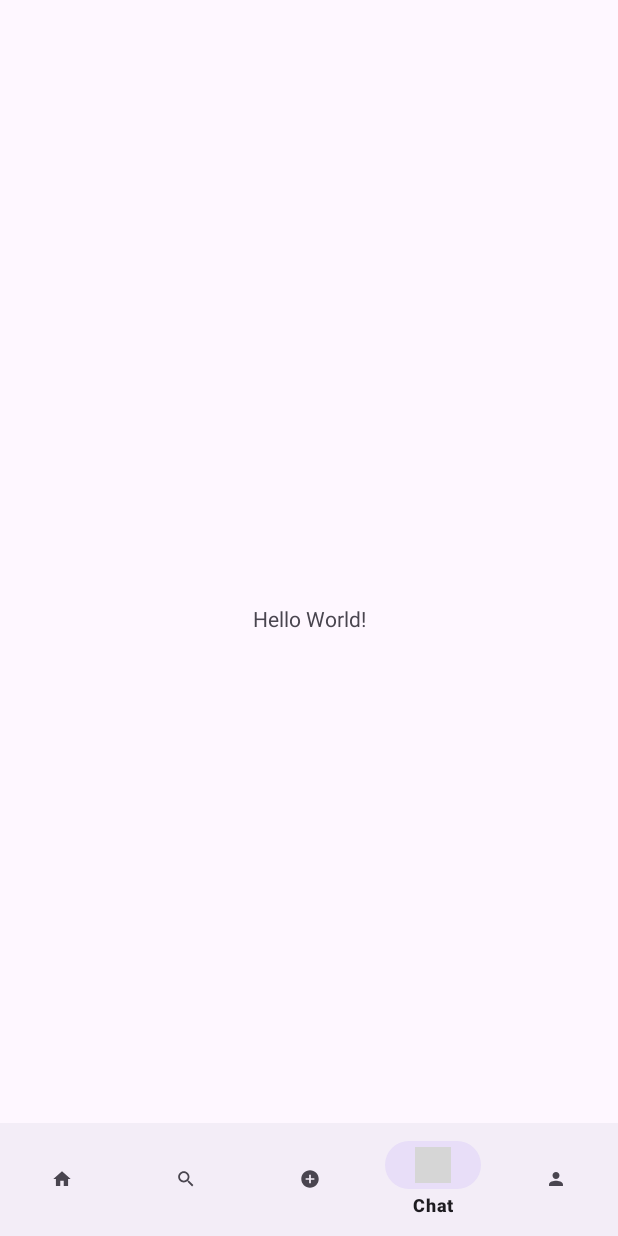
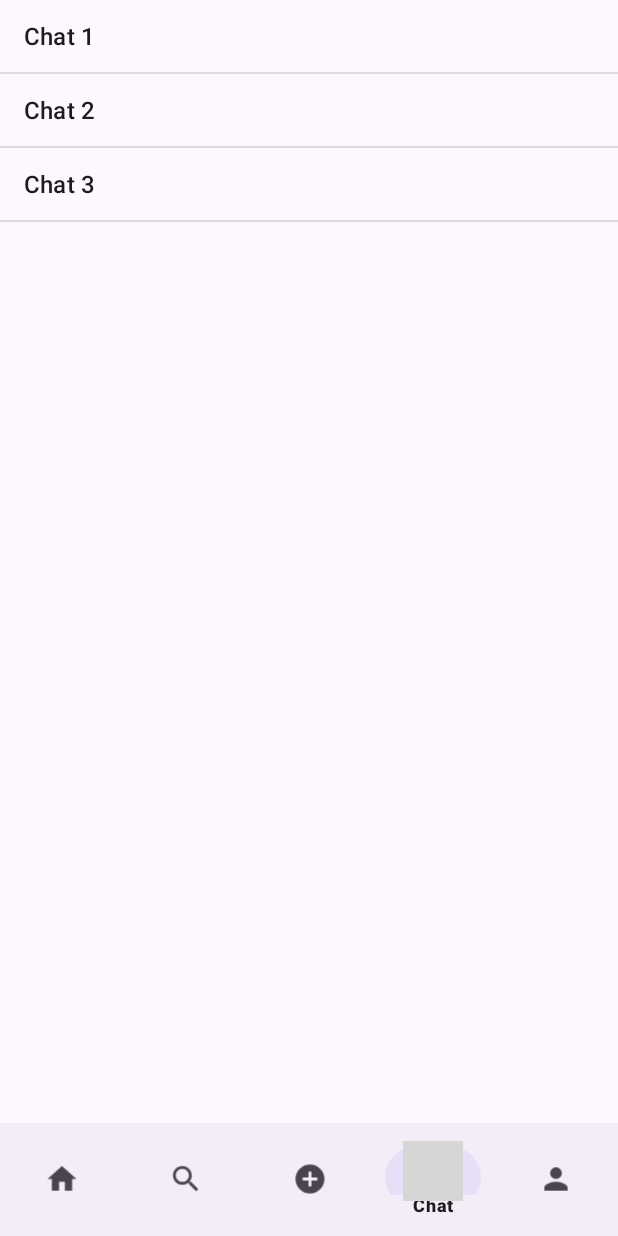
Before and after one commit to nesterovskd/ViennaLostAndFound, an Android app: the screen it shows after launch (MainActivity), item 4 of the bottom bar chosen, on a phone screen of 412 x 824 dp. Run offline under Robolectric (Android 15) with nearby library versions, the light colour scheme and no system bars; grey boxes are pictures that could not be loaded.

Commit message:
update MainActivity.java, add ChatActivity.java and ChatOverviewFragment.java

```diff
--- a/app/src/main/AndroidManifest.xml
+++ b/app/src/main/AndroidManifest.xml
@@ -13,6 +13,9 @@
         android:theme="@style/Theme.ViennaLostAndFound"
         tools:targetApi="31">
         <activity
+            android:name=".ChatActivity"
+            android:exported="false" />
+        <activity
             android:name=".MainActivity"
             android:exported="true">
             <intent-filter>
--- /dev/null
+++ b/app/src/main/java/at/ac/univie/hci/viennalostandfound/ChatOverviewFragment.java
@@ -0,0 +1,52 @@
+package at.ac.univie.hci.viennalostandfound;
+
+import android.content.Intent;
+import android.os.Bundle;
+
+import androidx.annotation.NonNull;
+import androidx.fragment.app.Fragment;
+
+import android.view.LayoutInflater;
+import android.view.View;
+import android.view.ViewGroup;
+import android.widget.ArrayAdapter;
+import android.widget.ListView;
+
+import java.util.ArrayList;
+import java.util.Arrays;
+import java.util.List;
+
+public class ChatOverviewFragment extends Fragment {
+
+    public ChatOverviewFragment() {
+        // require a empty public constructor
+    }
+
+    @Override
+    public View onCreateView(LayoutInflater inflater, ViewGroup container, Bundle savedInstanceState) {
+        // Inflate the layout for this fragment
+        return inflater.inflate(R.layout.fragment_chat_overview, container, false);
+    }
+
+    @Override
+    public void onViewCreated(@NonNull View view, Bundle savedInstanceState) {
+        super.onViewCreated(view, savedInstanceState);
+
+        ListView chatsList = view.findViewById(R.id.chats_list);
+        List<String> dummyChats = new ArrayList<>(Arrays.asList("Chat 1", "Chat 2", "Chat 3"));
+        ArrayAdapter<String> adapter = new ArrayAdapter<>(requireContext(), android.R.layout.simple_list_item_1, dummyChats);
+        chatsList.setAdapter(adapter);
+
+        chatsList.setOnItemClickListener((parent, view1, position, id) -> {
+            Intent intent = new Intent(getActivity(), ChatActivity.class);
+
+            // Set chatId
+            intent.putExtra("chatId", "Chat " + position+1);
+
+            // Set chatName
+            intent.putExtra("chatName", dummyChats.get(position));
+
+            startActivity(intent);
+        });
+    }
+}
--- a/app/src/main/java/at/ac/univie/hci/viennalostandfound/MainActivity.java
+++ b/app/src/main/java/at/ac/univie/hci/viennalostandfound/MainActivity.java
@@ -1,24 +1,47 @@
 package at.ac.univie.hci.viennalostandfound;
 
+import android.annotation.SuppressLint;
 import android.os.Bundle;
 
-import androidx.activity.EdgeToEdge;
+import androidx.annotation.NonNull;
 import androidx.appcompat.app.AppCompatActivity;
-import androidx.core.graphics.Insets;
-import androidx.core.view.ViewCompat;
-import androidx.core.view.WindowInsetsCompat;
+import android.view.MenuItem;
 
-public class MainActivity extends AppCompatActivity {
+import com.google.android.material.bottomnavigation.BottomNavigationView;
+
+public class MainActivity extends AppCompatActivity implements BottomNavigationView.OnNavigationItemSelectedListener {
 
     @Override
     protected void onCreate(Bundle savedInstanceState) {
         super.onCreate(savedInstanceState);
-        EdgeToEdge.enable(this);
         setContentView(R.layout.activity_main);
-        ViewCompat.setOnApplyWindowInsetsListener(findViewById(R.id.main), (v, insets) -> {
-            Insets systemBars = insets.getInsets(WindowInsetsCompat.Type.systemBars());
-            v.setPadding(systemBars.left, systemBars.top, systemBars.right, systemBars.bottom);
-            return insets;
-        });
+
+        BottomNavigationView bottomNavigationView = findViewById(R.id.bottomNavigationView);
+        bottomNavigationView.setOnNavigationItemSelectedListener(this);
+        // Set start-screen
+        bottomNavigationView.setSelectedItemId(R.id.home);
+    }
+
+    // Create fragments
+    ChatOverviewFragment chatOverviewScreen = new ChatOverviewFragment();
+
+    @SuppressLint("NonConstantResourceId")
+    @Override
+    public boolean onNavigationItemSelected(@NonNull MenuItem item) {
+        switch (item.getItemId()) {
+            case R.id.home:
+                // Add Home Screen Fragment
+                return true;
+
+                // Add missing screens
+
+            case R.id.chat:
+                getSupportFragmentManager()
+                        .beginTransaction()
+                        .replace(R.id.flFragment, chatOverviewScreen)
+                        .commit();
+                return true;
+        }
+        return false;
     }
 }
--- a/app/src/main/res/layout/activity_main.xml
+++ b/app/src/main/res/layout/activity_main.xml
@@ -6,15 +6,6 @@
     android:layout_width="match_parent"
     android:layout_height="match_parent"
     tools:context=".MainActivity">
-
-    <TextView
-        android:layout_width="wrap_content"
-        android:layout_height="wrap_content"
-        android:text="Hello World!"
-        app:layout_constraintBottom_toBottomOf="parent"
-        app:layout_constraintEnd_toEndOf="parent"
-        app:layout_constraintStart_toStartOf="parent"
-        app:layout_constraintTop_toTopOf="parent" />
 
     <!-- https://www.geeksforgeeks.org/bottom-navigation-bar-in-android/ -->
     <FrameLayout
@@ -31,6 +22,7 @@
         android:id="@+id/bottomNavigationView"
         android:layout_width="match_parent"
         android:layout_height="75dp"
+        app:itemIconSize="40dp"
         app:layout_constraintBottom_toBottomOf="parent"
         app:layout_constraintEnd_toEndOf="parent"
         app:layout_constraintHorizontal_bias="0.5"
--- /dev/null
+++ b/app/src/main/res/layout/fragment_chat_overview.xml
@@ -0,0 +1,12 @@
+<?xml version="1.0" encoding="utf-8"?>
+<FrameLayout xmlns:android="http://schemas.android.com/apk/res/android"
+    xmlns:tools="http://schemas.android.com/tools"
+    android:layout_width="match_parent"
+    android:layout_height="match_parent"
+    tools:context=".ChatOverviewFragment">
+
+    <ListView
+        android:id="@+id/chats_list"
+        android:layout_width="match_parent"
+        android:layout_height="match_parent"/>
+</FrameLayout>
--- a/app/src/main/res/values/strings.xml
+++ b/app/src/main/res/values/strings.xml
@@ -1,3 +1,5 @@
 <resources>
     <string name="app_name">ViennaLostAndFound</string>
+    <!-- TODO: Remove or change this placeholder text -->
+    <string name="hello_blank_fragment">Hello blank fragment</string>
 </resources>
--- a/app/src/main/res/values/styles.xml
+++ b/app/src/main/res/values/styles.xml
@@ -3,7 +3,6 @@
     <!-- Base application theme. -->
     <!-- https://www.geeksforgeeks.org/bottom-navigation-bar-in-android/ -->
     <style name="AppTheme" parent="Theme.MaterialComponents.Light.DarkActionBar">
-        <!-- Customize your theme here. -->
         <item name="colorPrimary">@color/white</item>
         <item name="colorPrimaryDark">@color/black</item>
         <item name="colorAccent">@color/blue</item>
--- a/gradle.properties
+++ b/gradle.properties
@@ -19,3 +19,5 @@ android.useAndroidX=true
 # resources declared in the library itself and none from the library's dependencies,
 # thereby reducing the size of the R class for that library
 android.nonTransitiveRClass=true
+
+android.nonFinalResIds=false
```
Also changed, not shown: app/src/main/java/at/ac/univie/hci/viennalostandfound/ChatActivity.java (added, +82 -0 lines), app/src/main/res/layout/activity_chat.xml (added, +74 -0 lines), app/src/main/ic_back_arrow-playstore.png (added).
